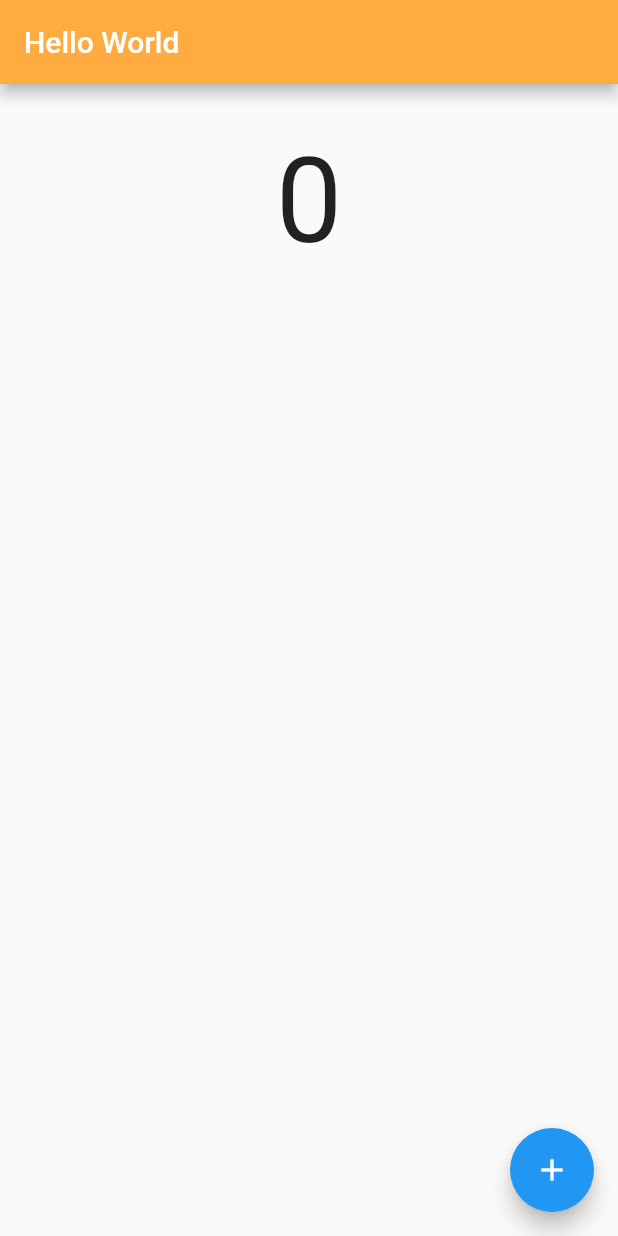
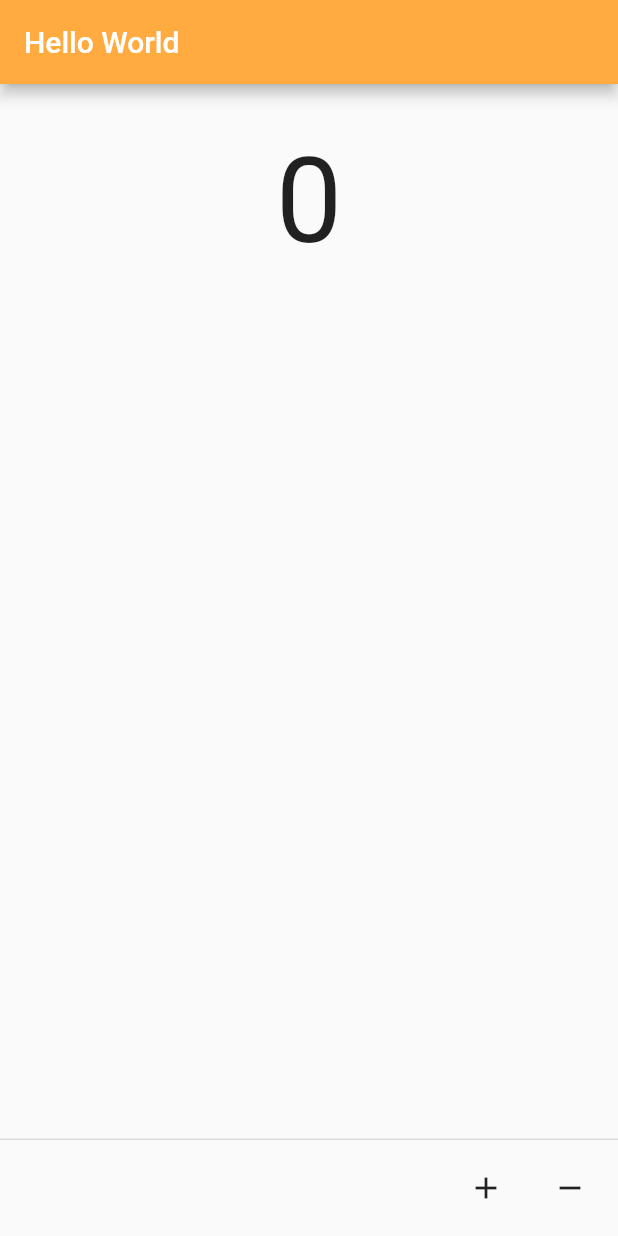
Before and after one commit to ShubhamDalvi1999/Flutter_Beginner, a Flutter app: the screen it shows after launch, on a phone screen of 412 x 824 dp. Run offline on Flutter 3.47's test engine with Material 2 defaults, Android fonts, the phone set to English and light mode, and no system bars.

Commit message:
footer-button

```diff
--- a/lib/main.dart
+++ b/lib/main.dart
@@ -12,8 +12,6 @@ class MyApp extends StatefulWidget {
 }
 
 class _MyAppState extends State<MyApp> {
-  String _value = "";
-  TextEditingController input = TextEditingController();
   int _val = 0;
 
   void _add() => setState(() {
@@ -31,10 +29,10 @@ class _MyAppState extends State<MyApp> {
         title: Text("Hello World"),
         backgroundColor: Colors.orangeAccent,
       ),
-      floatingActionButton: FloatingActionButton(
-        onPressed: _add,
-        child: Icon(Icons.add),
-      ),
+      persistentFooterButtons: [
+        IconButton(onPressed: _add, icon: Icon(Icons.add)),
+        IconButton(onPressed: _remove, icon: Icon(Icons.remove)),
+      ],
       body: Container(
         padding: EdgeInsets.all(32.0),
         child: Center(
```
